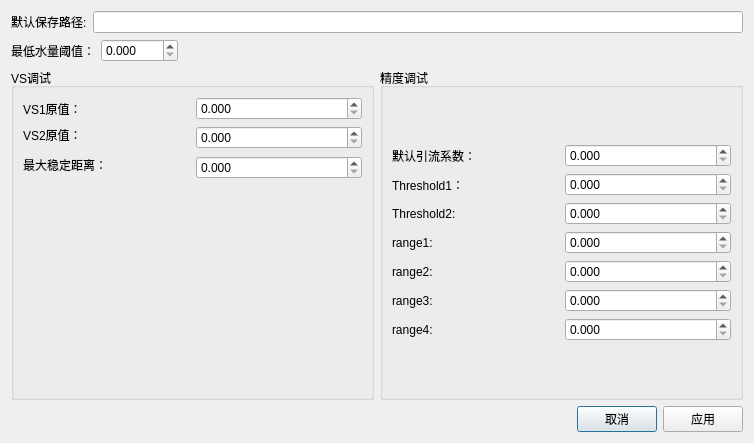
Old version of the form setting.ui in the repository hooray1998/PCSoftware.
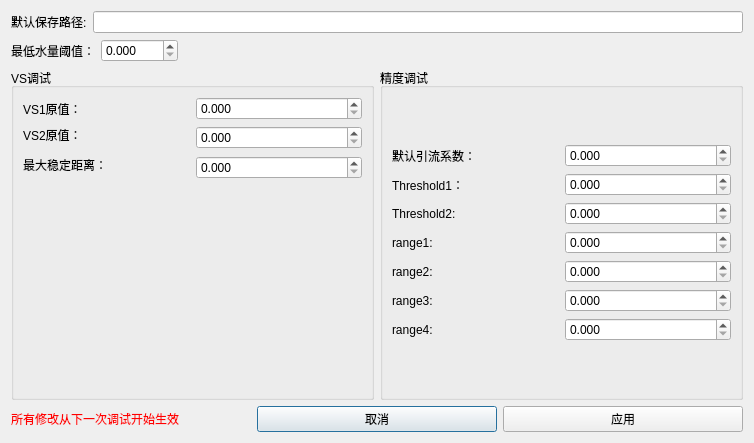
New version of the form.

What changed in the file:
```diff
--- a/setting.ui
+++ b/setting.ui
@@ -287,17 +287,14 @@
    <item>
     <layout class="QHBoxLayout" name="horizontalLayout_3">
      <item>
-      <spacer name="horizontalSpacer">
-       <property name="orientation">
-        <enum>Qt::Horizontal</enum>
+      <widget class="QLabel" name="label_10">
+       <property name="styleSheet">
+        <string notr="true">color:red;</string>
        </property>
-       <property name="sizeHint" stdset="0">
-        <size>
-         <width>40</width>
-         <height>20</height>
-        </size>
+       <property name="text">
+        <string>所有修改从下一次调试开始生效</string>
        </property>
-      </spacer>
+      </widget>
      </item>
      <item>
       <widget class="QPushButton" name="pushButton_2">
```
